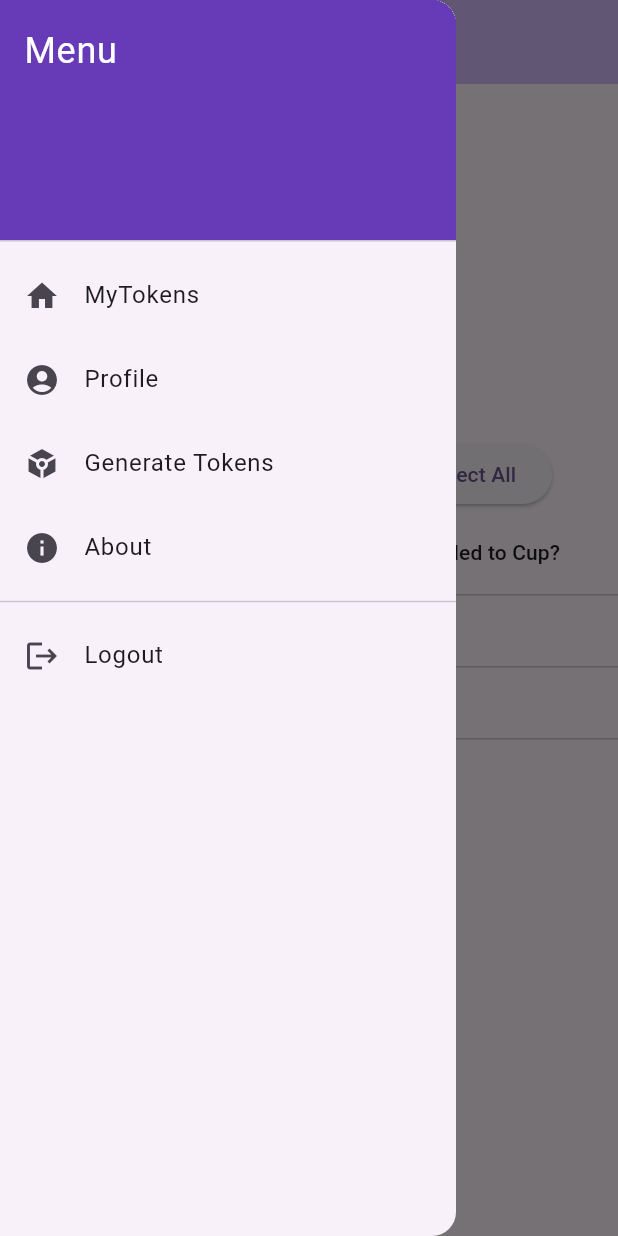
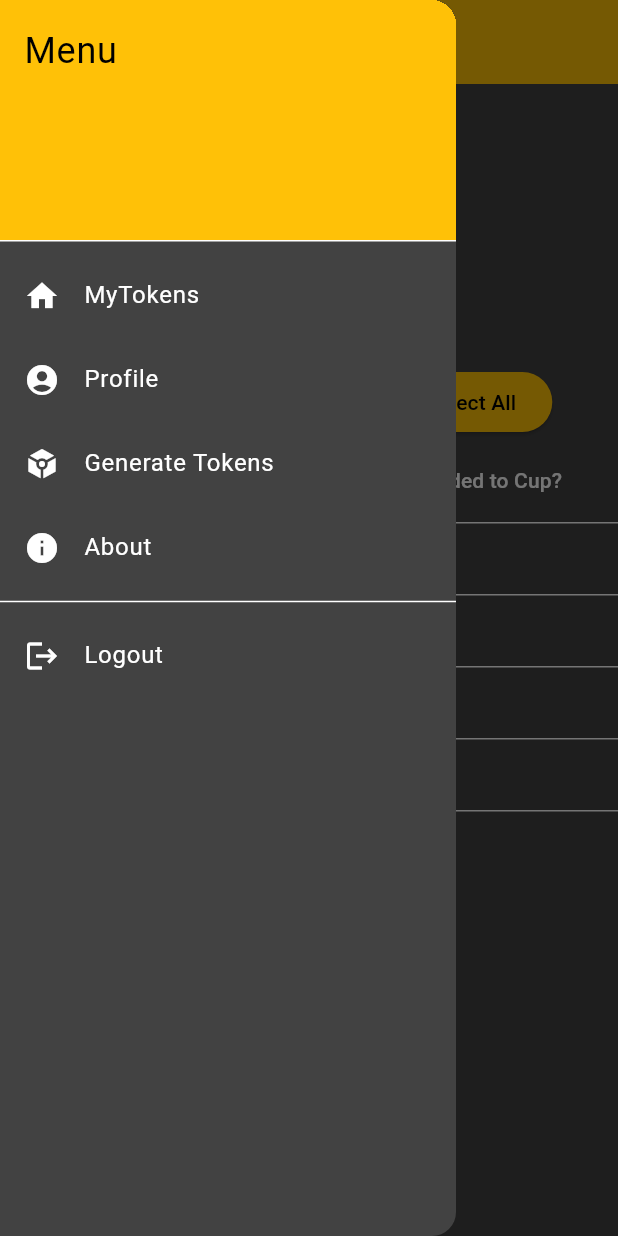
Before and after one commit to JaumeSanCol/BeerTank, a Flutter app: the screen it shows after launch, with the side drawer open, on a phone screen of 412 x 824 dp. Run offline on Flutter 3.47's test engine with Material 3 defaults, Android fonts, the phone set to English and light mode, and no system bars.

Commit message:
UI changes

```diff
--- a/smart_tank_app/lib/header.dart
+++ b/smart_tank_app/lib/header.dart
@@ -14,6 +14,7 @@ class Header extends StatelessWidget implements PreferredSizeWidget {
   Widget build(BuildContext context) {
     return AppBar(
       backgroundColor: Theme.of(context).colorScheme.inversePrimary,
+      foregroundColor: Colors.black,
       title: Text(title),
     );
   }
@@ -33,11 +34,11 @@ class HeaderDrawer extends StatelessWidget {
         children: <Widget>[
           const DrawerHeader(
             decoration: BoxDecoration(
-              color: Colors.deepPurple,
+              color: Colors.amber,
             ),
             child: Text(
               'Menu',
-              style: TextStyle(color: Colors.white, fontSize: 24),
+              style: TextStyle(color: Colors.black, fontSize: 24),
             ),
           ),
           ListTile(
--- a/smart_tank_app/lib/load_tokens_page.dart
+++ b/smart_tank_app/lib/load_tokens_page.dart
@@ -1,11 +1,9 @@
 // File: load_token_page.dart
 
-import 'dart:io';
-
 import 'package:flutter/material.dart';
+import 'package:smart_tank_app/main.dart';
 import 'package:smart_tank_app/token.dart';
 import 'header.dart'; // Import the reusable header
-
 
 class LoadTokenPage extends StatefulWidget {
   final List<Token> tokens;
@@ -17,7 +15,6 @@ class LoadTokenPage extends StatefulWidget {
 
 class _LoadTokenPageState extends State<LoadTokenPage> {
   late AlertDialog _nfcDialog;
-  late bool _nfcActive;
 
   void _showNfcDialog(context) {
     _nfcDialog = gettingNFCInitStatus(context);
@@ -194,7 +191,10 @@ AlertDialog successNFCWriteDialog(BuildContext context) {
     actions: [
       TextButton(
         onPressed: () {
-          Navigator.of(context).pop();
+          Navigator.of(context).pushAndRemoveUntil(
+            MaterialPageRoute(builder: (context) => const MyHomePage()),
+            (Route<dynamic> route) => false,
+          );
         },
         child: const Text('Close'),
       ),
--- a/smart_tank_app/lib/main.dart
+++ b/smart_tank_app/lib/main.dart
@@ -31,8 +31,24 @@ class MyApp extends StatelessWidget {
         //
         // This works for code too, not just values: Most code changes can be
         // tested with just a hot reload.
-        colorScheme: ColorScheme.fromSeed(seedColor: Colors.deepPurple),
+        colorScheme: ColorScheme(
+          brightness: Brightness.dark,
+          primary: Colors.white,
+          onPrimary: Colors.amber,
+          secondary: Colors.amber,
+          onSecondary: Colors.amber,
+          error: Colors.red,
+          onError: Colors.white,
+          surface: Colors.grey.shade800,
+          onSurface: Colors.white,
+        ),
         useMaterial3: true,
+        elevatedButtonTheme: ElevatedButtonThemeData(
+          style: ElevatedButton.styleFrom(
+            backgroundColor: Colors.amber, // Background color
+            foregroundColor: Colors.black
+          ),
+        ),
       ),
       home: const MyHomePage(),
     );
@@ -79,9 +95,11 @@ class _MyHomePageState extends State<MyHomePage> {
   // The idea here is to load the tokens into this map from the server and keep track of the selection status
   // currently this has placeholder values
   Map<Token, bool> tokenSelectionStatus = {
-    Token('100', '1', 'user1', true, false): false,
-    Token('200', '2', 'user1', false, false): false,
-    Token('300', '3', 'user1',false, true): false,
+    Token('wa100', 'bar1', 'user1', true, false): false,
+    Token('tf200', 'bar2', 'user1', false, false): false,
+    Token('gh300', 'bar3', 'user1',false, true): false,
+    Token('4gh00', 'bar1', 'user1', true, true): false,
+    Token('50d0g', 'bar2', 'user1', false, false): false,
   };
 
 
```
